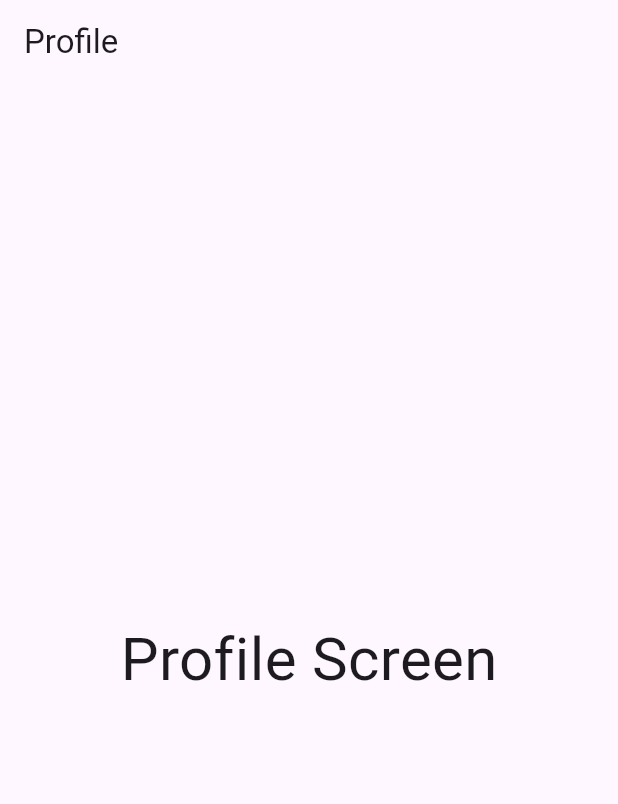
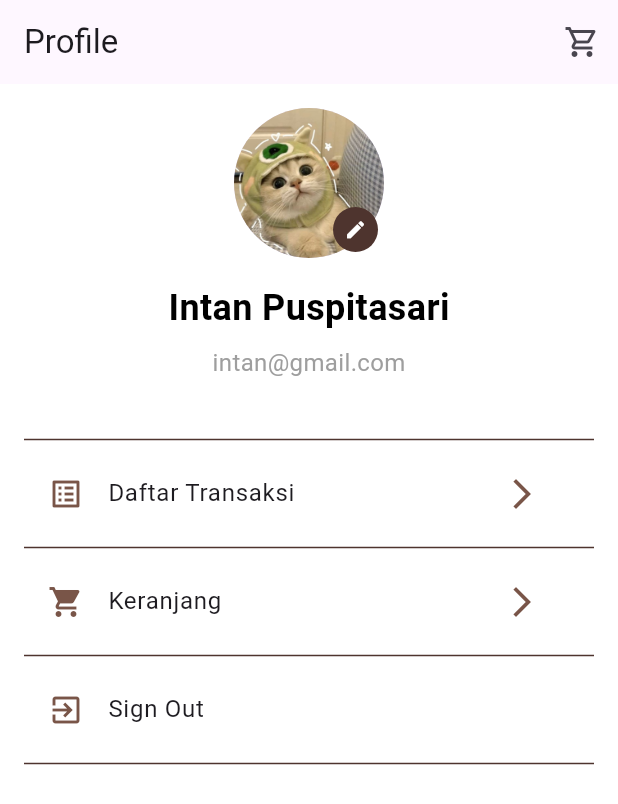
Before and after one commit to Semester4Project/kojukMobile, a Flutter app: the Profile screen opened directly, on a phone screen of 412 x 824 dp. Shown: the top 804 px of the screen. Run offline on Flutter 3.47's test engine with Material 3 defaults, Android fonts, the light colour scheme and no system bars.

Commit message:
add profile

```diff
--- a/lib/pages/profile.dart
+++ b/lib/pages/profile.dart
@@ -1,18 +1,114 @@
 import 'package:flutter/material.dart';
 
-class Profile extends StatefulWidget{
+class Profile extends StatefulWidget {
   @override
   _ProfileState createState() => _ProfileState();
 }
 
-class _ProfileState extends State<Profile>{
+class _ProfileState extends State<Profile> {
   @override
-  Widget build(BuildContext context){
+  Widget build(BuildContext context) {
     return Scaffold(
-      appBar: AppBar(title: Text('Profile')),
-      body: Center(
-        child:Text('Profile Screen', style: TextStyle(fontSize: 40))),
-
+      appBar: AppBar(
+        title: const Text('Profile'),
+        actions: [
+          IconButton(
+            icon: const Icon(Icons.shopping_cart_outlined),
+            onPressed: () {
+              // Handle shopping cart button press
+            },
+          ),
+        ],
+      ),
+      body: Container(
+        width: double.infinity,
+        color: Colors.white, // Background color of the profile screen
+        child: Padding(
+          padding: const EdgeInsets.all(16.0),
+          child: Column(
+            mainAxisAlignment: MainAxisAlignment.start,
+            children: [
+              Stack(
+                children: [
+                  CircleAvatar(
+                    radius: 50,
+                    backgroundImage: AssetImage('assets/images/kucing.jpg'),
+                  ),
+                  Positioned(
+                    right: 4,
+                    bottom: 4,
+                    child: InkWell(
+                      onTap: () {
+                        // Handle edit profile picture
+                      },
+                      child: CircleAvatar(
+                        radius: 15,
+                        backgroundColor: Colors.brown[800], // Match color of icons
+                        child: Icon(Icons.edit, size: 15, color: Colors.white),
+                      ),
+                    ),
+                  ),
+                ],
+              ),
+              const SizedBox(height: 16),
+              const Text(
+                'Intan Puspitasari',
+                style: TextStyle(
+                  fontSize: 24,
+                  fontWeight: FontWeight.bold,
+                  color: Colors.black,
+                ),
+              ),
+              const SizedBox(height: 8),
+              const Text(
+                'intan@gmail.com',
+                style: TextStyle(
+                  fontSize: 16,
+                  color: Colors.grey,
+                ),
+              ),
+              const SizedBox(height: 32),
+              Divider(color: Colors.brown[800]), // Match color of icons
+              ListTile(
+                leading: const Icon(Icons.list_alt, color: Colors.brown),
+                title: const Text('Daftar Transaksi'),
+                onTap: () {
+                  // Navigate to transaction list
+                },
+                trailing: IconButton(
+                  icon: Icon(Icons.arrow_forward_ios, color: Colors.brown),
+                  onPressed: () {
+                    // Navigate to transaction list
+                  },
+                ),
+              ),
+              Divider(color: Colors.brown[800]), // Match color of icons
+              ListTile(
+                leading: const Icon(Icons.shopping_cart, color: Colors.brown),
+                title: const Text('Keranjang'),
+                onTap: () {
+                  // Navigate to shopping cart
+                },
+                trailing: IconButton(
+                  icon: Icon(Icons.arrow_forward_ios, color: Colors.brown),
+                  onPressed: () {
+                    // Navigate to shopping cart
+                  },
+                ),
+              ),
+              Divider(color: Colors.brown[800]), // Match color of icons
+              ListTile(
+                leading: const Icon(Icons.exit_to_app, color: Colors.brown),
+                title: const Text('Sign Out'),
+                onTap: () {
+                  // Handle sign out
+                },
+              ),
+              Divider(color: Colors.brown[800]), // Match color of icons
+            ],
+          ),
+        ),
+      ),
     );
   }
 }
```
Also changed, not shown: assets/images/kucing.jpg (added).
